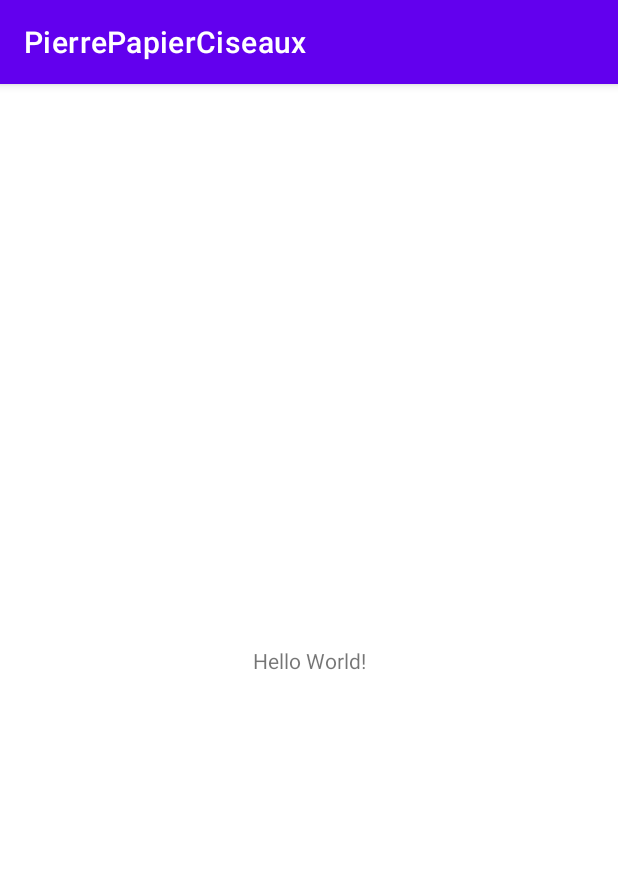
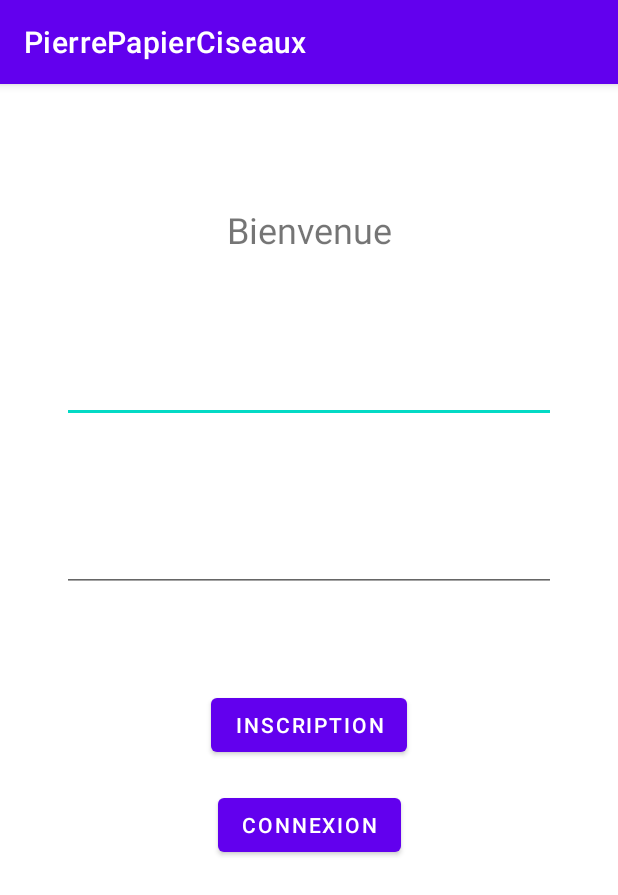
Before and after one commit to PetitGourou1999/PierrePapierCiseaux, an Android app: the screen it shows after launch (MainActivity before the commit, LoginActivity after it), on a phone screen of 412 x 824 dp. Shown: the top 895 px of the screen. Run offline under Robolectric (Android 15) with nearby library versions, the light colour scheme and no system bars.

Commit message:
Added login and register views

```diff
--- a/app/build.gradle
+++ b/app/build.gradle
@@ -1,5 +1,6 @@
 plugins {
     id 'com.android.application'
+    id 'com.google.gms.google-services'
 }
 
 android {
@@ -32,6 +33,9 @@ dependencies {
     implementation 'androidx.appcompat:appcompat:1.3.1'
     implementation 'com.google.android.material:material:1.4.0'
     implementation 'androidx.constraintlayout:constraintlayout:2.1.0'
+    implementation 'com.google.firebase:firebase-auth:19.2.0'
+    implementation 'com.google.firebase:firebase-analytics:17.2.1'
+    implementation 'com.google.firebase:firebase-database:19.2.0'
     testImplementation 'junit:junit:4.+'
     androidTestImplementation 'androidx.test.ext:junit:1.1.3'
     androidTestImplementation 'androidx.test.espresso:espresso-core:3.4.0'
--- /dev/null
+++ b/app/src/main/java/com/example/pierrepapierciseaux/LoginActivity.java
@@ -0,0 +1,23 @@
+package com.example.pierrepapierciseaux;
+
+import androidx.appcompat.app.AppCompatActivity;
+
+import android.content.Intent;
+import android.os.Bundle;
+import android.widget.Button;
+
+public class LoginActivity extends AppCompatActivity {
+
+    Button register;
+
+    @Override
+    protected void onCreate(Bundle savedInstanceState) {
+        super.onCreate(savedInstanceState);
+        setContentView(R.layout.activity_login);
+
+        register = findViewById(R.id.registerButtonLogin);
+        register.setOnClickListener(e->{
+            startActivity(new Intent(this, RegisterActivity.class));
+        });
+    }
+}
--- /dev/null
+++ b/app/src/main/res/layout/activity_login.xml
@@ -0,0 +1,107 @@
+<?xml version="1.0" encoding="utf-8"?>
+<androidx.constraintlayout.widget.ConstraintLayout xmlns:android="http://schemas.android.com/apk/res/android"
+    xmlns:app="http://schemas.android.com/apk/res-auto"
+    xmlns:tools="http://schemas.android.com/tools"
+    android:layout_width="match_parent"
+    android:layout_height="match_parent"
+    tools:context=".LoginActivity">
+
+    <EditText
+        android:id="@+id/registerMail"
+        android:layout_width="329dp"
+        android:layout_height="wrap_content"
+        android:ems="10"
+        android:inputType="textEmailAddress"
+        android:minHeight="48dp"
+        app:layout_constraintBottom_toTopOf="@+id/registerPassword"
+        app:layout_constraintEnd_toStartOf="@+id/guideline3"
+        app:layout_constraintStart_toStartOf="@+id/guideline2"
+        app:layout_constraintTop_toBottomOf="@+id/registerTitle" />
+
+    <EditText
+        android:id="@+id/registerPassword"
+        android:layout_width="329dp"
+        android:layout_height="wrap_content"
+        android:ems="10"
+        android:inputType="textPassword"
+        android:minHeight="48dp"
+        app:layout_constraintBottom_toTopOf="@+id/registerButtonLogin"
+        app:layout_constraintEnd_toStartOf="@+id/guideline3"
+        app:layout_constraintHorizontal_bias="0.5"
+        app:layout_constraintStart_toStartOf="@+id/guideline2"
+        app:layout_constraintTop_toBottomOf="@+id/registerMail" />
+
+    <Button
+        android:id="@+id/loginButton"
+        android:layout_width="wrap_content"
+        android:layout_height="wrap_content"
+        android:text="@string/connexion"
+        app:layout_constraintBottom_toTopOf="@+id/guideline5"
+        app:layout_constraintEnd_toStartOf="@+id/guideline3"
+        app:layout_constraintHorizontal_bias="0.5"
+        app:layout_constraintStart_toStartOf="@+id/guideline2"
+        app:layout_constraintTop_toBottomOf="@+id/registerButtonLogin" />
+
+    <Button
+        android:id="@+id/registerButtonLogin"
+        android:layout_width="wrap_content"
+        android:layout_height="wrap_content"
+        android:text="@string/inscription"
+        app:layout_constraintBottom_toTopOf="@+id/loginButton"
+        app:layout_constraintEnd_toStartOf="@+id/guideline3"
+        app:layout_constraintHorizontal_bias="0.5"
+        app:layout_constraintStart_toStartOf="@+id/guideline2"
+        app:layout_constraintTop_toTopOf="@+id/guideline4" />
+
+    <androidx.constraintlayout.widget.Guideline
+        android:id="@+id/guideline2"
+        android:layout_width="wrap_content"
+        android:layout_height="wrap_content"
+        android:orientation="vertical"
+        app:layout_constraintGuide_percent="0.1" />
+
+    <androidx.constraintlayout.widget.Guideline
+        android:id="@+id/guideline3"
+        android:layout_width="wrap_content"
+        android:layout_height="wrap_content"
+        android:orientation="vertical"
+        app:layout_constraintGuide_percent="0.9" />
+
+    <androidx.constraintlayout.widget.Guideline
+        android:id="@+id/guideline4"
+        android:layout_width="wrap_content"
+        android:layout_height="wrap_content"
+        android:orientation="horizontal"
+        app:layout_constraintGuide_percent="0.5" />
+
+    <androidx.constraintlayout.widget.Guideline
+        android:id="@+id/guideline5"
+        android:layout_width="wrap_content"
+        android:layout_height="wrap_content"
+        android:orientation="horizontal"
+        app:layout_constraintGuide_percent="0.7" />
+
+    <TextView
+        android:id="@+id/registerTitle"
+        android:layout_width="wrap_content"
+        android:layout_height="wrap_content"
+        android:layout_marginTop="16dp"
+        android:text="@string/bienvenue"
+        android:textSize="24sp"
+        app:layout_constraintBottom_toTopOf="@+id/registerMail"
+        app:layout_constraintEnd_toStartOf="@+id/guideline3"
+        app:layout_constraintHorizontal_bias="0.5"
+        app:layout_constraintStart_toStartOf="@+id/guideline2"
+        app:layout_constraintTop_toTopOf="parent" />
+
+    <ProgressBar
+        android:id="@+id/progressBarRegister"
+        style="?android:attr/progressBarStyle"
+        android:layout_width="wrap_content"
+        android:layout_height="wrap_content"
+        android:visibility="gone"
+        app:layout_constraintBottom_toBottomOf="parent"
+        app:layout_constraintEnd_toEndOf="parent"
+        app:layout_constraintStart_toStartOf="parent"
+        app:layout_constraintTop_toTopOf="parent" />
+</androidx.constraintlayout.widget.ConstraintLayout>
--- a/build.gradle
+++ b/build.gradle
@@ -6,6 +6,7 @@ buildscript {
     }
     dependencies {
         classpath "com.android.tools.build:gradle:7.0.2"
+        classpath 'com.google.gms:google-services:4.3.3'
 
         // NOTE: Do not place your application dependencies here; they belong
         // in the individual module build.gradle files
```
Also changed, not shown: app/src/main/AndroidManifest.xml (+9 -2 lines), app/src/main/java/com/example/pierrepapierciseaux/RegisterActivity.java (added, +175 -0 lines), app/src/main/java/com/example/pierrepapierciseaux/data/Utilisateur.java (added, +58 -0 lines), app/src/main/res/layout/activity_register.xml (added, +249 -0 lines), app/src/main/res/values/strings.xml (+18 -0 lines), app/src/main/java/com/example/pierrepapierciseaux/MainActivity.java (line endings or trailing spaces), 1 other file.
